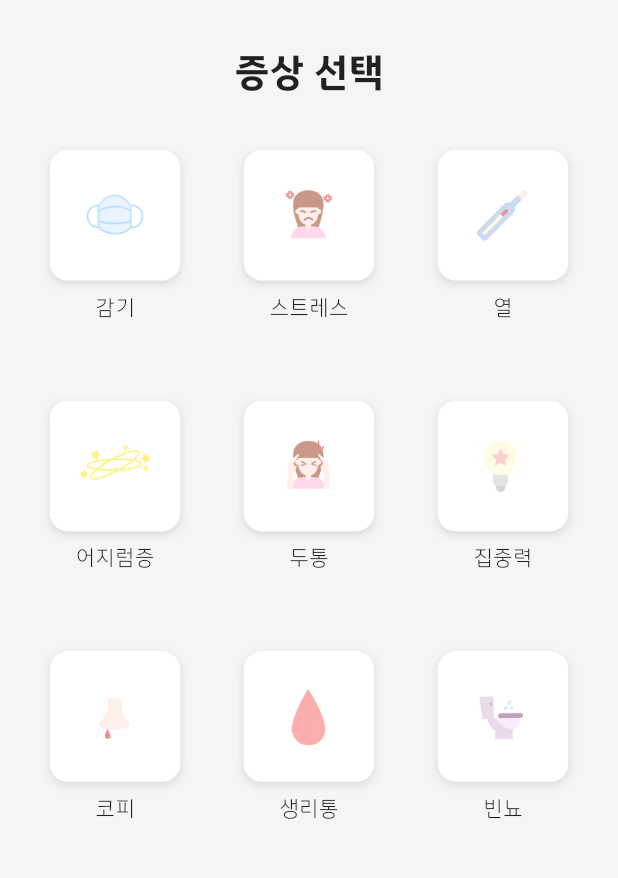
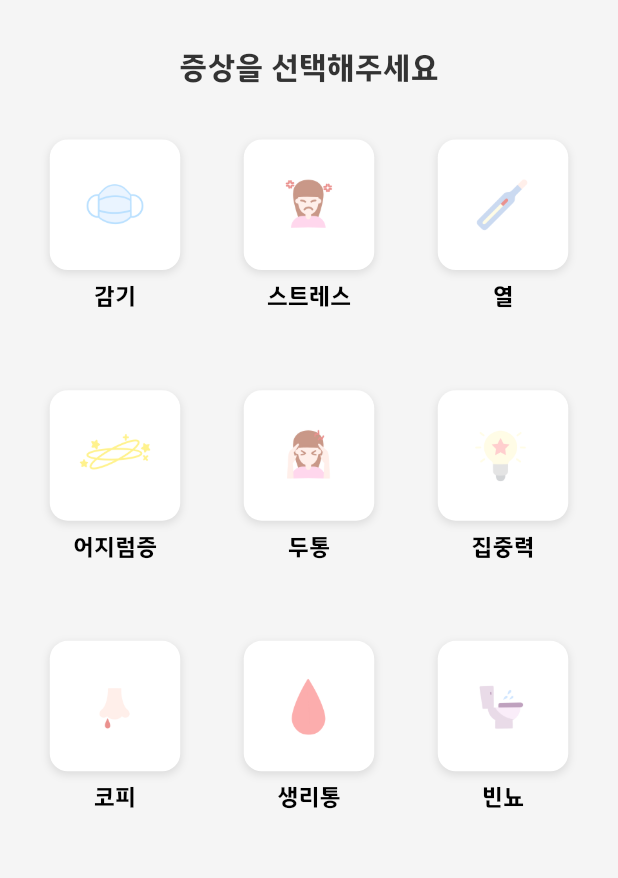
Before and after one commit to Team-Hamster/Ear-therapy-FE, a Flutter app: the HomeView screen opened directly, on a phone screen of 412 x 824 dp, the part 99-977 px from its top. Run offline on Flutter 3.47's test engine with Material 3 defaults, Android fonts, the phone set to English and light mode, and no system bars; our stand-ins replace flutter_svg, image_picker, lottie, permission_handler, shared_preferences, sqflite; accounts and stored records are empty; project files that could hold a hidden picture were left out.

Commit message:
Fix: 홈화면 ui 수정

```diff
--- a/lib/features/home/views/home_view.dart
+++ b/lib/features/home/views/home_view.dart
@@ -41,11 +41,11 @@ class HomeView extends StatelessWidget {
               padding: EdgeInsets.only(top: 32, bottom: 16),
               child: Center(
                 child: Text(
-                  '증상 선택',
+                  '증상을 선택해주세요',
                   style: TextStyle(
-                    fontSize: 25,
+                    fontSize: 20,
                     fontWeight: FontWeight.bold,
-                    color: Colors.black87,
+                    color: Color(0xFF333333),
                   ),
                 ),
               ),
--- a/lib/features/home/views/widgets/symptom_button.dart
+++ b/lib/features/home/views/widgets/symptom_button.dart
@@ -49,9 +49,9 @@ class SymptomButton extends StatelessWidget {
           Text(
             label,
             style: const TextStyle(
-              color: Colors.black87,
-              fontSize: 14,
-              fontWeight: FontWeight.w500,
+              color: Colors.black,
+              fontSize: 15,
+              fontWeight: FontWeight.w800,
             ),
           ),
         ],
--- a/lib/features/onboarding/onboarding_screen.dart
+++ b/lib/features/onboarding/onboarding_screen.dart
@@ -161,7 +161,7 @@ class _OnboardingScreenState extends State<OnboardingScreen> {
                             'Gender',
                             style: TextStyle(color: Colors.grey, fontSize: 18, fontWeight: FontWeight.bold),
                           ),
-                          items: ['남성', '여성']
+                          items: ['여성','남성']
                               .map((gender) => DropdownMenuItem(
                                     value: gender,
                                     child: Text(
```
